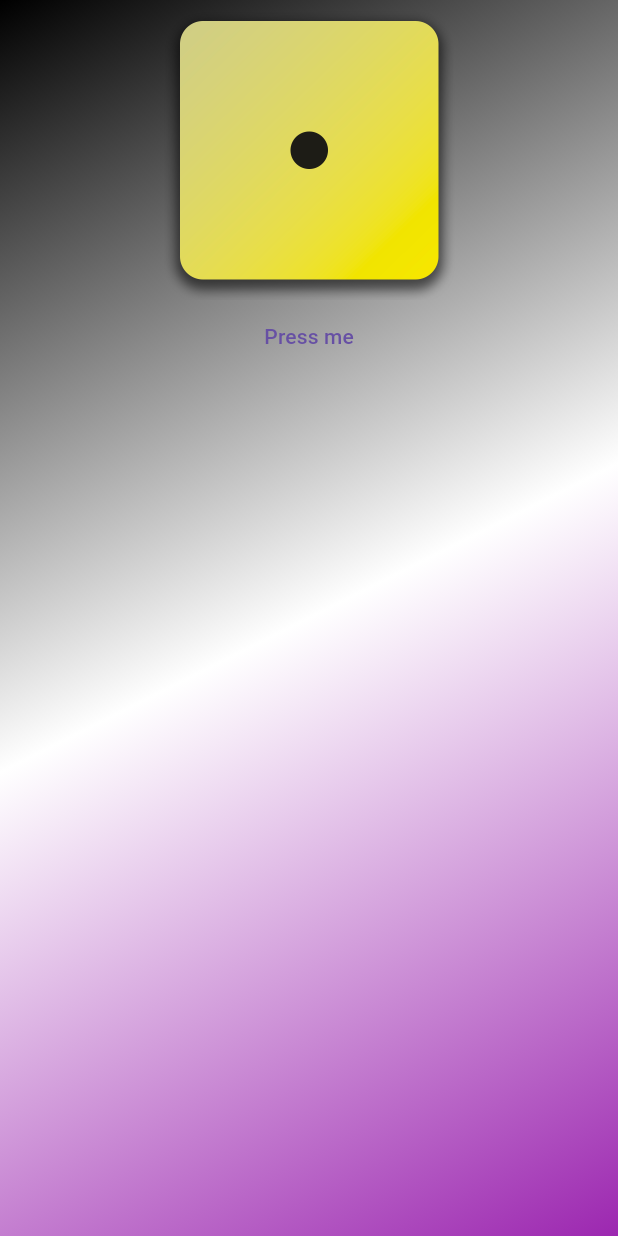
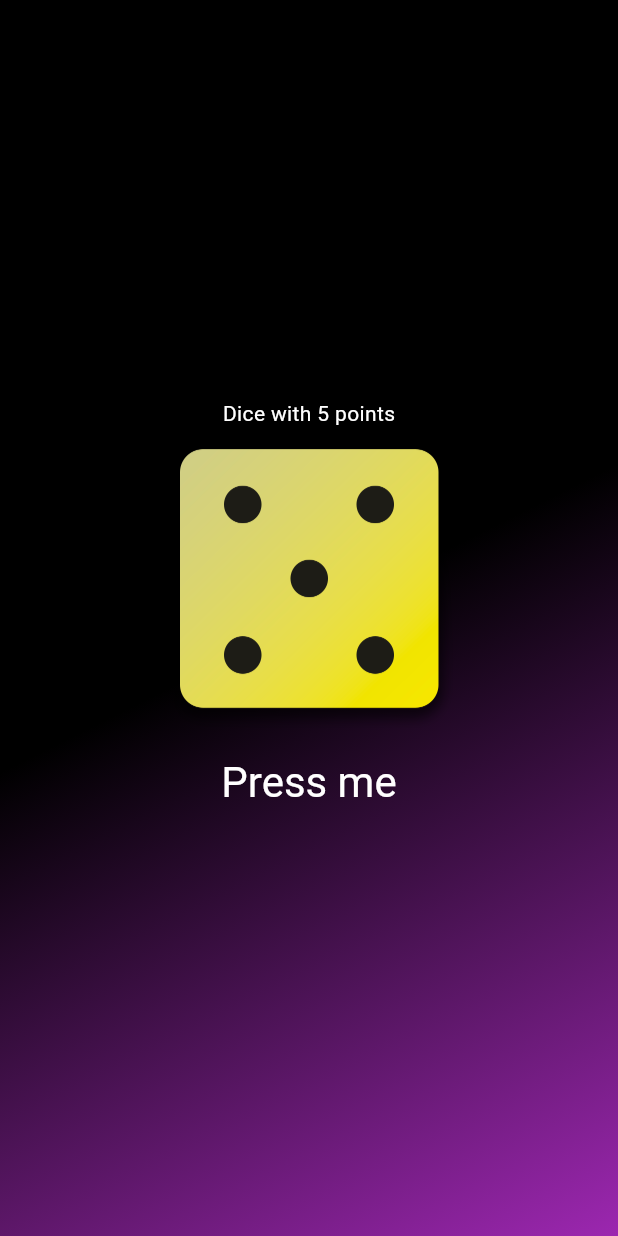
Before and after one commit to EdgardYayo/rollTheFlutterDice, a Flutter app: the screen it shows after launch, after a tap on "Press me", on a phone screen of 412 x 824 dp. Run offline on Flutter 3.47's test engine with Material 3 defaults, Android fonts, the phone set to English and light mode, and no system bars.

```diff
--- /dev/null
+++ b/lib/dice_roller.dart
@@ -0,0 +1,48 @@
+import 'dart:math';
+
+import 'package:flutter/material.dart';
+
+final randomizer = Random();
+
+class DiceRoller extends StatefulWidget {
+  const DiceRoller({super.key});
+
+  @override
+  State<DiceRoller> createState() {
+    return _DiceRollerState();
+  }
+}
+
+class _DiceRollerState extends State<DiceRoller> {
+  var activeDiceImage = 1;
+
+  void rollDice() {
+    setState(() {
+      activeDiceImage = randomizer.nextInt(6) + 1;
+    });
+  }
+
+  @override
+  Widget build(context) {
+    return Column(
+      mainAxisSize: MainAxisSize.min,
+      children: [
+        Text(
+          'Dice with $activeDiceImage points',
+          style: const TextStyle(color: Colors.white),
+        ),
+        Image.asset(
+          'assets/images/dice-$activeDiceImage.png',
+          width: 200,
+        ),
+        TextButton(
+            onPressed: rollDice,
+            style: TextButton.styleFrom(
+                padding: const EdgeInsets.all(20),
+                foregroundColor: Colors.white,
+                textStyle: const TextStyle(fontSize: 28)),
+            child: const Text('Press me'))
+      ],
+    );
+  }
+}
--- a/lib/gradient_container.dart
+++ b/lib/gradient_container.dart
@@ -1,25 +1,19 @@
-import 'dart:math';
 
+import 'package:first_app/dice_roller.dart';
 import 'package:flutter/material.dart';
+import 'package:first_app/dice_roller.dart';
 
-import 'package:first_app/style_text.dart';
 
 const startAlignment = Alignment.topLeft;
 const endAlignment = Alignment.bottomRight;
 
 class GradientContainer extends StatelessWidget {
-  const GradientContainer(this.color1, this.color2, this.color3, {super.key});
+  GradientContainer(this.color1, this.color2, this.color3, {super.key});
 
   final Color color1;
   final Color color2;
   final Color color3;
 
-  void rollDice() {
-    // ...
-    var random = Random().nextInt(6);
-    print("Random value $random");
-
-  }
 
   @override
   Widget build(context) {
@@ -31,19 +25,8 @@ class GradientContainer extends StatelessWidget {
           end: endAlignment,
         ),
       ),
-      child: Center(
-          child: Column(
-            children: [
-              Image.asset(
-                'assets/images/dice-1.png',
-                width: 200,
-              ),
-              TextButton(
-                onPressed: rollDice,
-                child: const Text('Press me')
-              )
-            ],
-        ),
+      child: const Center(
+        child: DiceRoller()
       ),
     );
   }
--- a/lib/main.dart
+++ b/lib/main.dart
@@ -3,8 +3,8 @@ import 'package:first_app/gradient_container.dart';
 
 void main() {
   runApp(
-    const MaterialApp(
-      home: Scaffold(body: GradientContainer(Colors.black, Colors.white, Colors.purple)),
+    MaterialApp(
+      home: Scaffold(body: GradientContainer(Colors.black, Colors.black, Colors.purple)),
     ),
   );
 }
```
Also changed, not shown: 1 other file.
